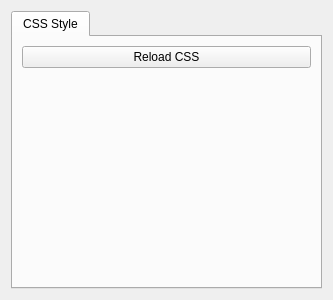
Above: client/src/windows/test_window.ui from lPrimemaster/DCScan-GUI before the change. Below: the same form after it.
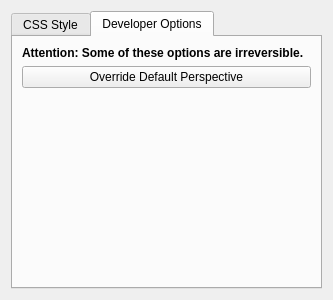
That is the form after the change. The open tabs and pages were chosen to show the change.

What changed in the file:
```diff
--- a/client/src/windows/test_window.ui
+++ b/client/src/windows/test_window.ui
@@ -46,6 +46,52 @@
        </item>
       </layout>
      </widget>
+     <widget class="QWidget" name="tab_2">
+      <attribute name="title">
+       <string>Developer Options</string>
+      </attribute>
+      <layout class="QGridLayout" name="gridLayout_3">
+       <item row="0" column="0">
+        <widget class="QLabel" name="warning_label">
+         <property name="font">
+          <font>
+           <weight>75</weight>
+           <italic>false</italic>
+           <bold>true</bold>
+           <underline>false</underline>
+           <kerning>true</kerning>
+          </font>
+         </property>
+         <property name="text">
+          <string>Attention: Some of these options are irreversible.</string>
+         </property>
+        </widget>
+       </item>
+       <item row="1" column="0">
+        <widget class="QPushButton" name="btn_override_perspective">
+         <property name="toolTip">
+          <string>Changes the default window perspective to load when the program loads, to the current perspective.</string>
+         </property>
+         <property name="text">
+          <string>Override Default Perspective</string>
+         </property>
+        </widget>
+       </item>
+       <item row="2" column="0">
+        <spacer name="verticalSpacer_2">
+         <property name="orientation">
+          <enum>Qt::Vertical</enum>
+         </property>
+         <property name="sizeHint" stdset="0">
+          <size>
+           <width>20</width>
+           <height>40</height>
+          </size>
+         </property>
+        </spacer>
+       </item>
+      </layout>
+     </widget>
     </widget>
    </item>
   </layout>
```
